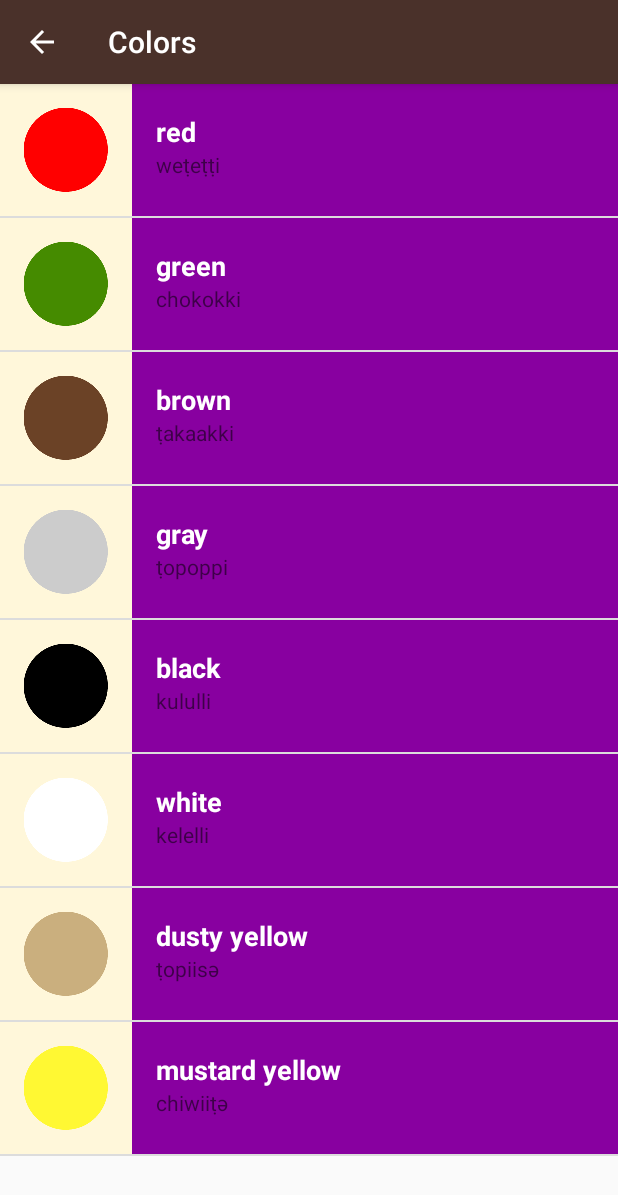
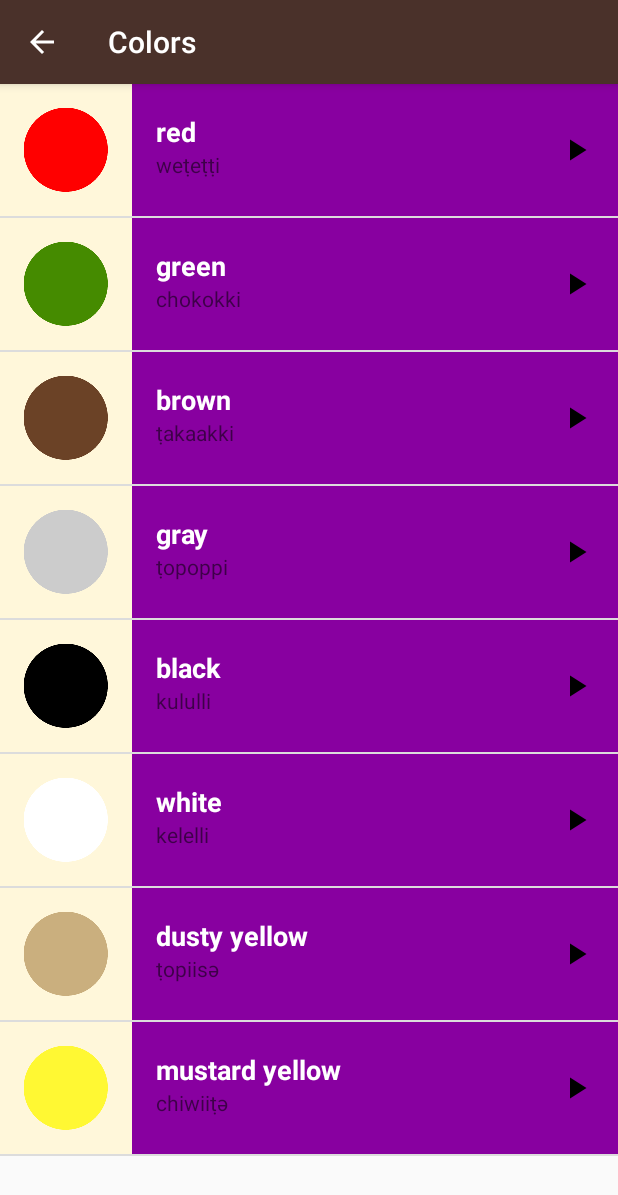
Before and after one commit to pedpess/android-miwok, an Android app: the ColorsActivity screen opened directly, with no data from a screen before it, on a phone screen of 412 x 824 dp. Shown: the top 1195 px of the screen. Run offline under Robolectric (Android 15) with nearby library versions, the phone set to English and light mode, and no system bars.

Commit message:
Add arrow icon asset and changed the layout to Relative

```diff
--- a/app/src/main/res/layout/list_item.xml
+++ b/app/src/main/res/layout/list_item.xml
@@ -1,32 +1,35 @@
 <?xml version="1.0" encoding="utf-8"?>
-<LinearLayout xmlns:android="http://schemas.android.com/apk/res/android"
+<RelativeLayout xmlns:android="http://schemas.android.com/apk/res/android"
     xmlns:tools="http://schemas.android.com/tools"
     android:layout_width="match_parent"
-    android:layout_height="match_parent"
-    android:orientation="horizontal"
-    android:minHeight="@dimen/list_item_height"
-    android:background="@color/tan_background">
+    android:layout_height="@dimen/list_item_height"
+    android:background="@color/tan_background"
+    android:orientation="horizontal">
 
     <ImageView
         android:id="@+id/image"
         android:layout_width="@dimen/list_item_height"
-        android:layout_height="@dimen/list_item_height"
-        />
+        android:layout_height="@dimen/list_item_height" />
 
 
     <LinearLayout
         android:id="@+id/text_container"
+        android:layout_width="match_parent"
+        android:layout_height="@dimen/list_item_height"
+        android:layout_alignParentBottom="true"
+        android:layout_alignParentRight="true"
+        android:layout_alignParentTop="true"
+        android:layout_toRightOf="@id/image"
+        android:orientation="vertical"
         android:paddingLeft="16dp"
-        android:layout_width="match_parent"
-        android:layout_height="match_parent"
-        android:orientation="vertical"
+
         >
 
         <TextView
             android:id="@+id/miwok_text_view"
-            android:layout_weight="1"
             android:layout_width="match_parent"
             android:layout_height="0dp"
+            android:layout_weight="1"
             android:gravity="bottom"
             android:textAppearance="?android:textAppearanceMedium"
             android:textColor="@android:color/white"
@@ -34,12 +37,20 @@
             tools:text="lutti" />
 
         <TextView
+            android:id="@+id/default_text_view"
             android:layout_width="match_parent"
-            android:id="@+id/default_text_view"
+            android:layout_height="0dp"
             android:layout_weight="1"
-            android:layout_height="0dp"
             android:gravity="top"
             tools:text="one" />
     </LinearLayout>
 
-</LinearLayout>
+    <ImageView
+        android:layout_width="24dp"
+        android:layout_height="24dp"
+        android:layout_alignParentRight="true"
+        android:layout_centerVertical="true"
+        android:layout_marginRight="16dp"
+        android:src="@drawable/ic_play_arrow_black_24dp" />
+
+</RelativeLayout>
```
Also changed, not shown: app/src/main/res/drawable-hdpi/ic_play_arrow_black_24dp.png (added), app/src/main/res/drawable-mdpi/ic_play_arrow_black_24dp.png (added), app/src/main/res/drawable-xhdpi/ic_play_arrow_black_24dp.png (added), app/src/main/res/drawable-xxhdpi/ic_play_arrow_black_24dp.png (added), app/src/main/res/drawable-xxxhdpi/ic_play_arrow_black_24dp.png (added), 1 other file.
